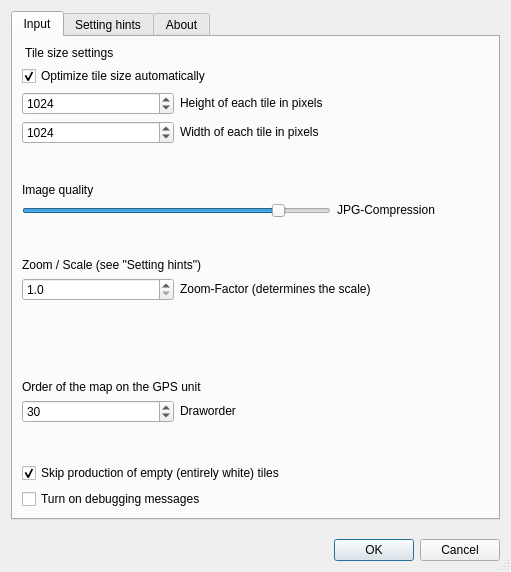
First picture: the form in GarminCustomMap_dialog_base.ui, repository brilliantcontract/GarminCustomMaps, before the edit.
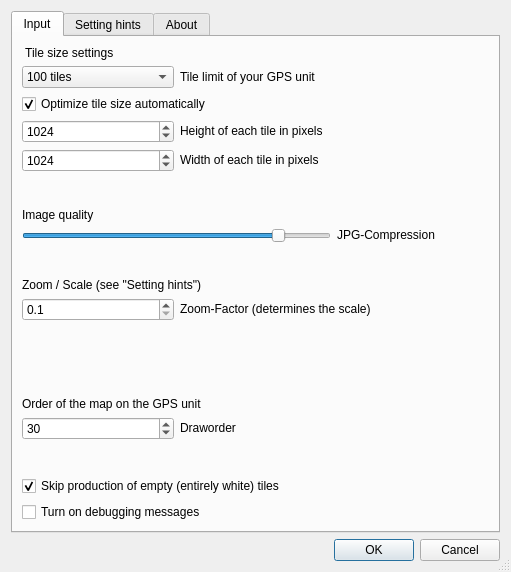
Second picture: the form after the edit.

Commit message: Let the user pick a 100 or 500 tile limit, allow zoom below 1

```diff
--- a/GarminCustomMap_dialog_base.ui
+++ b/GarminCustomMap_dialog_base.ui
@@ -55,7 +55,33 @@
         <layout class="QGridLayout" name="gridLayout_5">
          <item row="0" column="0">
           <layout class="QGridLayout" name="gridLayout_2">
-           <item row="4" column="0">
+           <item row="1" column="0" alignment="Qt::AlignVCenter">
+            <widget class="QComboBox" name="tile_limit">
+             <property name="toolTip">
+              <string>Most Garmin GPS units show at most 100 tiles across all Custom Maps on the device.
+Newer units (Montana, Oregon 6x0, GPSMAP 64 and later) show up to 500.
+Automatic tile sizes and the tile count warning use this limit.</string>
+             </property>
+             <item>
+              <property name="text">
+               <string>100 tiles</string>
+              </property>
+             </item>
+             <item>
+              <property name="text">
+               <string>500 tiles</string>
+              </property>
+             </item>
+            </widget>
+           </item>
+           <item row="1" column="1" colspan="2" alignment="Qt::AlignLeft|Qt::AlignVCenter">
+            <widget class="QLabel" name="tile_limit_label">
+             <property name="text">
+              <string>Tile limit of your GPS unit</string>
+             </property>
+            </widget>
+           </item>
+           <item row="5" column="0">
             <spacer name="verticalSpacer">
              <property name="orientation">
               <enum>Qt::Vertical</enum>
@@ -68,7 +94,7 @@
              </property>
             </spacer>
            </item>
-           <item row="12" column="0">
+           <item row="13" column="0">
             <spacer name="verticalSpacer_3">
              <property name="orientation">
               <enum>Qt::Vertical</enum>
@@ -81,7 +107,7 @@
              </property>
             </spacer>
            </item>
-           <item row="2" column="0" alignment="Qt::AlignVCenter">
+           <item row="3" column="0" alignment="Qt::AlignVCenter">
             <widget class="QSpinBox" name="tile_height">
              <property name="toolTip">
               <string>Height of each tile in pixels.
@@ -101,14 +127,14 @@
              </property>
             </widget>
            </item>
-           <item row="2" column="1" colspan="2" alignment="Qt::AlignLeft|Qt::AlignVCenter">
+           <item row="3" column="1" colspan="2" alignment="Qt::AlignLeft|Qt::AlignVCenter">
             <widget class="QLabel" name="tile_height_label">
              <property name="text">
               <string>Height of each tile in pixels</string>
              </property>
             </widget>
            </item>
-           <item row="3" column="0" alignment="Qt::AlignVCenter">
+           <item row="4" column="0" alignment="Qt::AlignVCenter">
             <widget class="QSpinBox" name="tile_width">
              <property name="toolTip">
               <string>Width of each tile in pixels.
@@ -128,14 +154,14 @@
              </property>
             </widget>
            </item>
-           <item row="3" column="1" colspan="2" alignment="Qt::AlignLeft|Qt::AlignVCenter">
+           <item row="4" column="1" colspan="2" alignment="Qt::AlignLeft|Qt::AlignVCenter">
             <widget class="QLabel" name="tile_width_label">
              <property name="text">
               <string>Width of each tile in pixels</string>
              </property>
             </widget>
            </item>
-           <item row="6" column="0" colspan="2" alignment="Qt::AlignVCenter">
+           <item row="7" column="0" colspan="2" alignment="Qt::AlignVCenter">
             <widget class="QSlider" name="jpg_quality">
              <property name="toolTip">
               <string>The JPG-quality influences the drawing speed on your GPS unit.
@@ -155,21 +181,21 @@
              </property>
             </widget>
            </item>
-           <item row="6" column="2" alignment="Qt::AlignVCenter">
+           <item row="7" column="2" alignment="Qt::AlignVCenter">
             <widget class="QLabel" name="jpg_quality_label">
              <property name="text">
               <string>JPG-Compression</string>
              </property>
             </widget>
            </item>
-           <item row="9" column="1" colspan="2" alignment="Qt::AlignVCenter">
+           <item row="10" column="1" colspan="2" alignment="Qt::AlignVCenter">
             <widget class="QLabel" name="zoom_label">
              <property name="text">
               <string>Zoom-Factor (determines the scale)</string>
              </property>
             </widget>
            </item>
-           <item row="14" column="0" alignment="Qt::AlignVCenter">
+           <item row="15" column="0" alignment="Qt::AlignVCenter">
             <widget class="QSpinBox" name="draworder">
              <property name="toolTip">
               <string>Draworder settings &gt;= 50 will draw your Custom Map on top of other maps.
@@ -197,14 +223,14 @@
              </property>
             </widget>
            </item>
-           <item row="14" column="1" colspan="2" alignment="Qt::AlignVCenter">
+           <item row="15" column="1" colspan="2" alignment="Qt::AlignVCenter">
             <widget class="QLabel" name="draworder_label">
              <property name="text">
               <string>Draworder</string>
              </property>
             </widget>
            </item>
-           <item row="9" column="0" alignment="Qt::AlignVCenter">
+           <item row="10" column="0" alignment="Qt::AlignVCenter">
             <widget class="QDoubleSpinBox" name="zoom">
              <property name="toolTip">
               <string/>
@@ -213,7 +239,7 @@
               <number>1</number>
              </property>
              <property name="minimum">
-              <double>1.000000000000000</double>
+              <double>0.100000000000000</double>
              </property>
              <property name="maximum">
               <double>1000.000000000000000</double>
@@ -223,21 +249,21 @@
              </property>
             </widget>
            </item>
-           <item row="5" column="0" colspan="3" alignment="Qt::AlignVCenter">
+           <item row="6" column="0" colspan="3" alignment="Qt::AlignVCenter">
             <widget class="QLabel" name="label_2">
              <property name="text">
               <string>Image quality</string>
              </property>
             </widget>
            </item>
-           <item row="13" column="0" colspan="3" alignment="Qt::AlignVCenter">
+           <item row="14" column="0" colspan="3" alignment="Qt::AlignVCenter">
             <widget class="QLabel" name="label_3">
              <property name="text">
               <string>Order of the map on the GPS unit</string>
              </property>
             </widget>
            </item>
-           <item row="1" column="0" colspan="3" alignment="Qt::AlignLeft|Qt::AlignVCenter">
+           <item row="2" column="0" colspan="3" alignment="Qt::AlignLeft|Qt::AlignVCenter">
             <widget class="QCheckBox" name="flag_optimize">
              <property name="text">
               <string>Optimize tile size automatically</string>
@@ -247,7 +273,7 @@
              </property>
             </widget>
            </item>
-           <item row="16" column="0" colspan="3" alignment="Qt::AlignVCenter">
+           <item row="17" column="0" colspan="3" alignment="Qt::AlignVCenter">
             <widget class="QCheckBox" name="flag_skip_empty">
              <property name="text">
               <string>Skip production of empty (entirely white) tiles</string>
@@ -257,7 +283,7 @@
              </property>
             </widget>
            </item>
-           <item row="17" column="0" colspan="3" alignment="Qt::AlignVCenter">
+           <item row="18" column="0" colspan="3" alignment="Qt::AlignVCenter">
             <widget class="QCheckBox" name="flag_dbgMsg">
              <property name="toolTip">
               <string>This setting will dump verbose output to a new tab in the Log Messages panel.</string>
@@ -270,7 +296,7 @@
              </property>
             </widget>
            </item>
-           <item row="7" column="0">
+           <item row="8" column="0">
             <spacer name="verticalSpacer_2">
              <property name="orientation">
               <enum>Qt::Vertical</enum>
@@ -283,28 +309,28 @@
              </property>
             </spacer>
            </item>
-           <item row="10" column="0" colspan="3" alignment="Qt::AlignVCenter">
+           <item row="11" column="0" colspan="3" alignment="Qt::AlignVCenter">
             <widget class="QLabel" name="zoom_100">
              <property name="text">
               <string/>
              </property>
             </widget>
            </item>
-           <item row="8" column="0" colspan="3" alignment="Qt::AlignVCenter">
+           <item row="9" column="0" colspan="3" alignment="Qt::AlignVCenter">
             <widget class="QLabel" name="label_4">
              <property name="text">
               <string>Zoom / Scale (see &quot;Setting hints&quot;)</string>
              </property>
             </widget>
            </item>
-           <item row="11" column="0" colspan="3" alignment="Qt::AlignVCenter">
+           <item row="12" column="0" colspan="3" alignment="Qt::AlignVCenter">
             <widget class="QLabel" name="zoom_500">
              <property name="text">
               <string/>
              </property>
             </widget>
            </item>
-           <item row="15" column="0">
+           <item row="16" column="0">
             <spacer name="verticalSpacer_4">
              <property name="orientation">
               <enum>Qt::Vertical</enum>
```
The commit also changes 3 other files.
